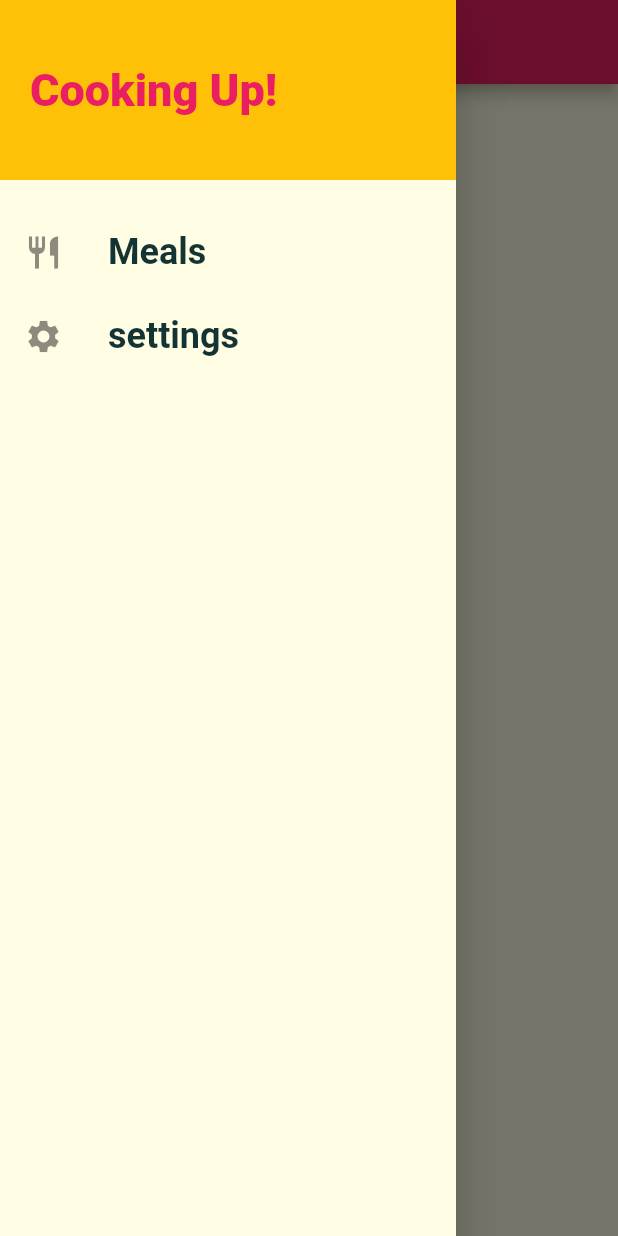
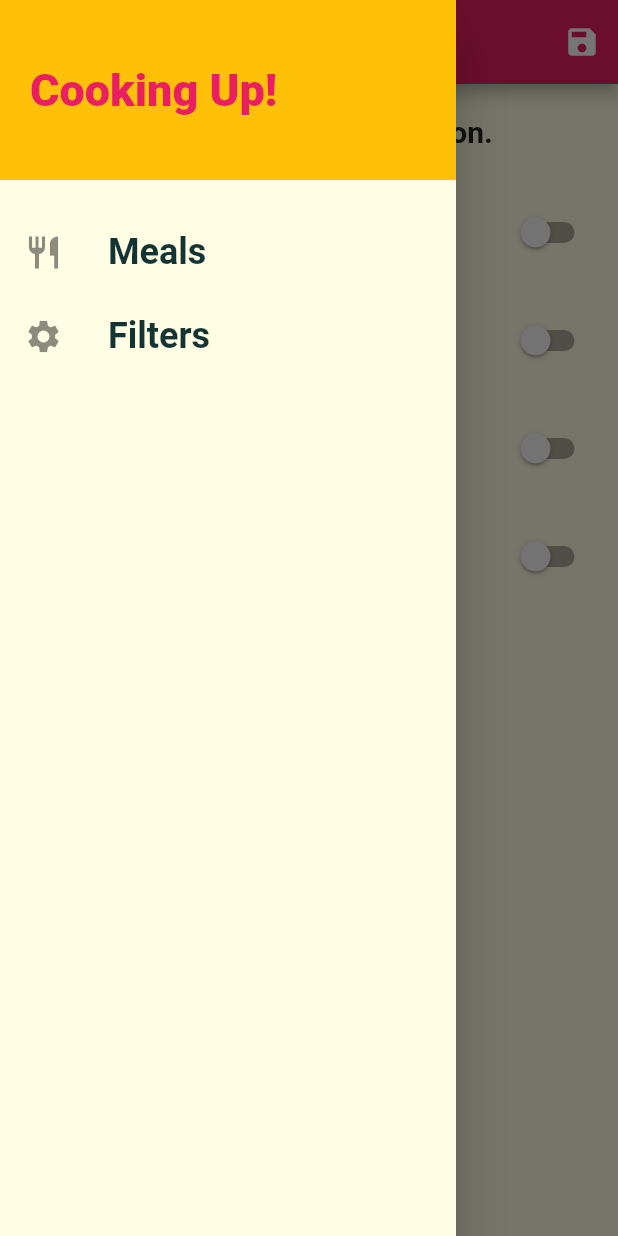
Before and after one commit to GEEPA88/meals-app, a Flutter app: the FiltersScreen screen opened by its route, with the side drawer open, on a phone screen of 412 x 824 dp. Run offline on Flutter 3.47's test engine with Material 2 defaults, Android fonts, the phone set to English and light mode, and no system bars; Roboto replaces fonts that are missing (Raleway, RobotoCondensed).

Commit message:
final commit

```diff
--- a/lib/dummy_data.dart
+++ b/lib/dummy_data.dart
@@ -55,6 +55,7 @@ const DUMMY_CATEGORIES = const [
     color: Colors.teal,
   ),
 ];
+
 const DUMMY_MEALS = const [
   Meal(
     id: 'm1',
--- a/lib/main.dart
+++ b/lib/main.dart
@@ -1,18 +1,76 @@
 import 'package:flutter/material.dart';
-import 'screens/filters_screen.dart';
-import 'package:meals_app/screens/meal_detail_screen.dart';
+
+import './dummy_data.dart';
 import './screens/tabs_screen.dart';
-import 'screens/categories_screen.dart';
-import 'screens/category_meals_screen.dart';
+import './screens/meal_detail_screen.dart';
+import './screens/category_meals_screen.dart';
 import './screens/filters_screen.dart';
+import './screens/categories_screen.dart';
+import './models/meal.dart';
 
 void main() => runApp(MyApp());
 
-class MyApp extends StatelessWidget {
+class MyApp extends StatefulWidget {
+  @override
+  _MyAppState createState() => _MyAppState();
+}
+
+class _MyAppState extends State<MyApp> {
+  Map<String, bool> _filters = {
+    'gluten': false,
+    'lactose': false,
+    'vegan': false,
+    'vegetarian': false,
+  };
+  List<Meal> _availableMeals = DUMMY_MEALS;
+  List<Meal> _favoriteMeals = [];
+
+  void _setFilters(Map<String, bool> filterData) {
+    setState(() {
+      _filters = filterData;
+
+      _availableMeals = DUMMY_MEALS.where((meal) {
+        if (_filters['gluten'] && !meal.isGlutenFree) {
+          return false;
+        }
+        if (_filters['lactose'] && !meal.isLactoseFree) {
+          return false;
+        }
+        if (_filters['vegan'] && !meal.isVegan) {
+          return false;
+        }
+        if (_filters['vegetarian'] && !meal.isVegetarian) {
+          return false;
+        }
+        return true;
+      }).toList();
+    });
+  }
+
+  void _toggleFavorite(String mealId) {
+    final existingIndex =
+        _favoriteMeals.indexWhere((meal) => meal.id == mealId);
+    if (existingIndex >= 0) {
+      setState(() {
+        _favoriteMeals.removeAt(existingIndex);
+      });
+    } else {
+      setState(() {
+        _favoriteMeals.add(
+          DUMMY_MEALS.firstWhere((meal) => meal.id == mealId),
+        );
+      });
+    }
+  }
+
+  bool _isMealFavorite(String id) {
+    return _favoriteMeals.any((meal) => meal.id == id);
+  }
+
   @override
   Widget build(BuildContext context) {
     return MaterialApp(
-      title: 'DeliiMeals',
+      title: 'DeliMeals',
       theme: ThemeData(
         primarySwatch: Colors.pink,
         accentColor: Colors.amber,
@@ -27,20 +85,22 @@ class MyApp extends StatelessWidget {
             ),
             headline6: TextStyle(
               fontSize: 20,
-              fontFamily: 'RobotCondensed',
+              fontFamily: 'RobotoCondensed',
               fontWeight: FontWeight.bold,
             )),
       ),
       // home: CategoriesScreen(),
-      initialRoute: '/',
+      initialRoute: '/', // default is '/'
       routes: {
-        '/': (ctx) => TabsScreen(),
-        CategoryMealsScreen.routeName: (ctx) => CategoryMealsScreen(),
-        MealDetailScreen.routeName: (ctx) => MealDetailScreen(),
-        FiltersScreen.routeName: (ctx) => FiltersScreen(),
+        '/': (ctx) => TabsScreen(_favoriteMeals),
+        CategoryMealsScreen.routeName: (ctx) =>
+            CategoryMealsScreen(_availableMeals),
+        MealDetailScreen.routeName: (ctx) =>
+            MealDetailScreen(_toggleFavorite, _isMealFavorite),
+        FiltersScreen.routeName: (ctx) => FiltersScreen(_filters, _setFilters),
       },
-      onGenerateRoute: (settings) {
-        print(settings.arguments);
+
+      onUnknownRoute: (settings) {
         return MaterialPageRoute(
           builder: (ctx) => CategoriesScreen(),
         );
--- a/lib/screens/category_meals_screen.dart
+++ b/lib/screens/category_meals_screen.dart
@@ -1,11 +1,13 @@
 import 'package:flutter/material.dart';
 
 import '../widgets/meal_item.dart';
-import '../dummy_data.dart';
+
 import '../models/meal.dart';
 
 class CategoryMealsScreen extends StatefulWidget {
   static const routeName = '/category-meals';
+  final List<Meal> availableMeals;
+  CategoryMealsScreen(this.availableMeals);
 
   @override
   _CategoryMealsScreenState createState() => _CategoryMealsScreenState();
@@ -30,18 +32,12 @@ class _CategoryMealsScreenState extends State<CategoryMealsScreen> {
           ModalRoute.of(context).settings.arguments as Map<String, String>;
       categoryTitle = routeArgs['title'];
       final catergoryId = routeArgs['id'];
-      displayedMeals = DUMMY_MEALS.where((meal) {
+      displayedMeals = widget.availableMeals.where((meal) {
         return meal.categories.contains(catergoryId);
       }).toList();
       _loadedInitData = true;
     }
     super.didChangeDependencies();
-  }
-
-  void _removeMeal(String mealId) {
-    setState(() {
-      displayedMeals.removeWhere((meal) => meal.id == mealId);
-    });
   }
 
   @override
@@ -61,7 +57,6 @@ class _CategoryMealsScreenState extends State<CategoryMealsScreen> {
             duration: displayedMeals[index].duration,
             affordability: displayedMeals[index].affordability,
             complexity: displayedMeals[index].complexity,
-            removeItem: _removeMeal,
           );
         },
         itemCount: displayedMeals.length,
--- a/lib/screens/filters_screen.dart
+++ b/lib/screens/filters_screen.dart
@@ -1,17 +1,135 @@
 import 'package:flutter/material.dart';
+
 import '../widgets/main_drawer.dart';
 
-class FiltersScreen extends StatelessWidget {
+class FiltersScreen extends StatefulWidget {
   static const routeName = '/filters';
+
+  final Function saveFilters;
+  final Map<String, bool> currentFilters;
+
+  FiltersScreen(this.currentFilters, this.saveFilters);
+
+  @override
+  _FiltersScreenState createState() => _FiltersScreenState();
+}
+
+class _FiltersScreenState extends State<FiltersScreen> {
+  bool _glutenFree = false;
+  bool _vegetarian = false;
+  bool _vegan = false;
+  bool _lactoseFree = false;
+
+  @override
+  initState() {
+    _glutenFree = widget.currentFilters['gluten'];
+    _lactoseFree = widget.currentFilters['lactose'];
+    _vegetarian = widget.currentFilters['vegetarian'];
+    _vegan = widget.currentFilters['vegan'];
+    super.initState();
+  }
+
+  Widget _buildSwitchListTile(
+    String title,
+    String description,
+    bool currentValue,
+    Function updateValue,
+  ) {
+    return SwitchListTile(
+      title: Text(title),
+      value: currentValue,
+      subtitle: Text(
+        description,
+      ),
+      onChanged: updateValue,
+    );
+  }
+
   @override
   Widget build(BuildContext context) {
     return Scaffold(
       appBar: AppBar(
-        title: Text('your Filters'),
+        title: Text('Your Filters'),
+        actions: <Widget>[
+          IconButton(
+            icon: Icon(Icons.save),
+            onPressed: () {
+              final selectedFilters = {
+                'gluten': _glutenFree,
+                'lactose': _lactoseFree,
+                'vegan': _vegan,
+                'vegetarian': _vegetarian,
+              };
+              widget.saveFilters(selectedFilters);
+            },
+          )
+        ],
       ),
       drawer: MainDrawer(),
-      body: Center(
-        child: Text('Filters!'),
+      body: Column(
+        children: <Widget>[
+          Container(
+            padding: EdgeInsets.all(20),
+            child: Text(
+              'Adjust your meal selection.',
+              style: Theme.of(context).textTheme.headline6,
+            ),
+          ),
+          Expanded(
+            child: ListView(
+              children: <Widget>[
+                _buildSwitchListTile(
+                  'Gluten-free',
+                  'Only include gluten-free meals.',
+                  _glutenFree,
+                  (newValue) {
+                    setState(
+                      () {
+                        _glutenFree = newValue;
+                      },
+                    );
+                  },
+                ),
+                _buildSwitchListTile(
+                  'Lactose-free',
+                  'Only include lactose-free meals.',
+                  _lactoseFree,
+                  (newValue) {
+                    setState(
+                      () {
+                        _lactoseFree = newValue;
+                      },
+                    );
+                  },
+                ),
+                _buildSwitchListTile(
+                  'Vegetarian',
+                  'Only include vegetarian meals.',
+                  _vegetarian,
+                  (newValue) {
+                    setState(
+                      () {
+                        _vegetarian = newValue;
+                      },
+                    );
+                  },
+                ),
+                _buildSwitchListTile(
+                  'Vegan',
+                  'Only include vegan meals.',
+                  _vegan,
+                  (newValue) {
+                    setState(
+                      () {
+                        _vegan = newValue;
+                      },
+                    );
+                  },
+                )
+              ],
+            ),
+          ),
+        ],
       ),
     );
   }
--- a/lib/widgets/main_drawer.dart
+++ b/lib/widgets/main_drawer.dart
@@ -1,4 +1,5 @@
 import 'package:flutter/material.dart';
+
 import '../screens/filters_screen.dart';
 
 class MainDrawer extends StatelessWidget {
@@ -42,14 +43,10 @@ class MainDrawer extends StatelessWidget {
           SizedBox(
             height: 20,
           ),
-          buildListTile(
-            'Meals',
-            Icons.restaurant,
-            () {
-              Navigator.of(context).pushReplacementNamed('/');
-            },
-          ),
-          buildListTile('settings', Icons.settings, () {
+          buildListTile('Meals', Icons.restaurant, () {
+            Navigator.of(context).pushReplacementNamed('/');
+          }),
+          buildListTile('Filters', Icons.settings, () {
             Navigator.of(context).pushReplacementNamed(FiltersScreen.routeName);
           }),
         ],
```
Also changed, not shown: lib/screens/favourites_screen.dart (+27 -4 lines), lib/screens/meal_detail_screen.dart (+10 -5 lines), lib/screens/tabs_screen.dart (+24 -6 lines), lib/widgets/meal_item.dart (+34 -21 lines).
